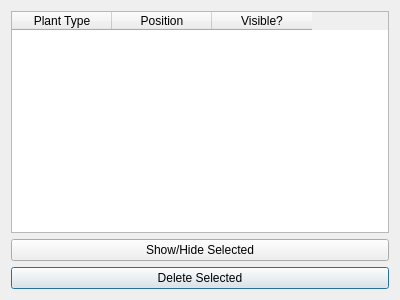
This is ui/SceneManagerDialog.ui in neeravnagda/PlantSim as Qt 5 draws it before an edit. The edited form follows.
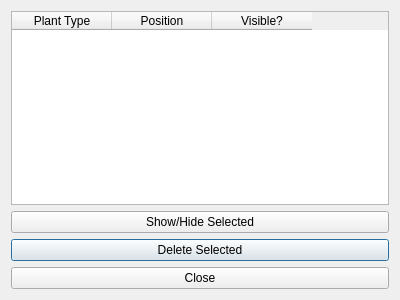
This is the edited form.

```diff
--- a/ui/SceneManagerDialog.ui
+++ b/ui/SceneManagerDialog.ui
@@ -53,6 +53,13 @@
      </property>
     </widget>
    </item>
+   <item row="3" column="0">
+    <widget class="QPushButton" name="m_closeButton">
+     <property name="text">
+      <string>Close</string>
+     </property>
+    </widget>
+   </item>
   </layout>
  </widget>
  <resources/>
```
